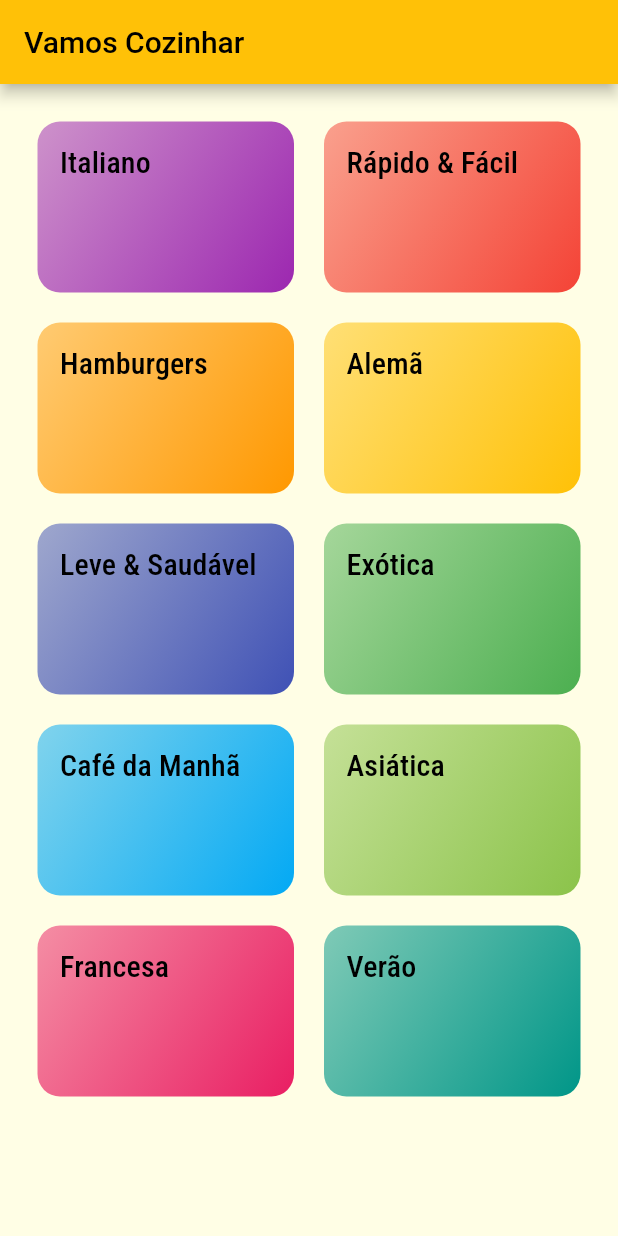
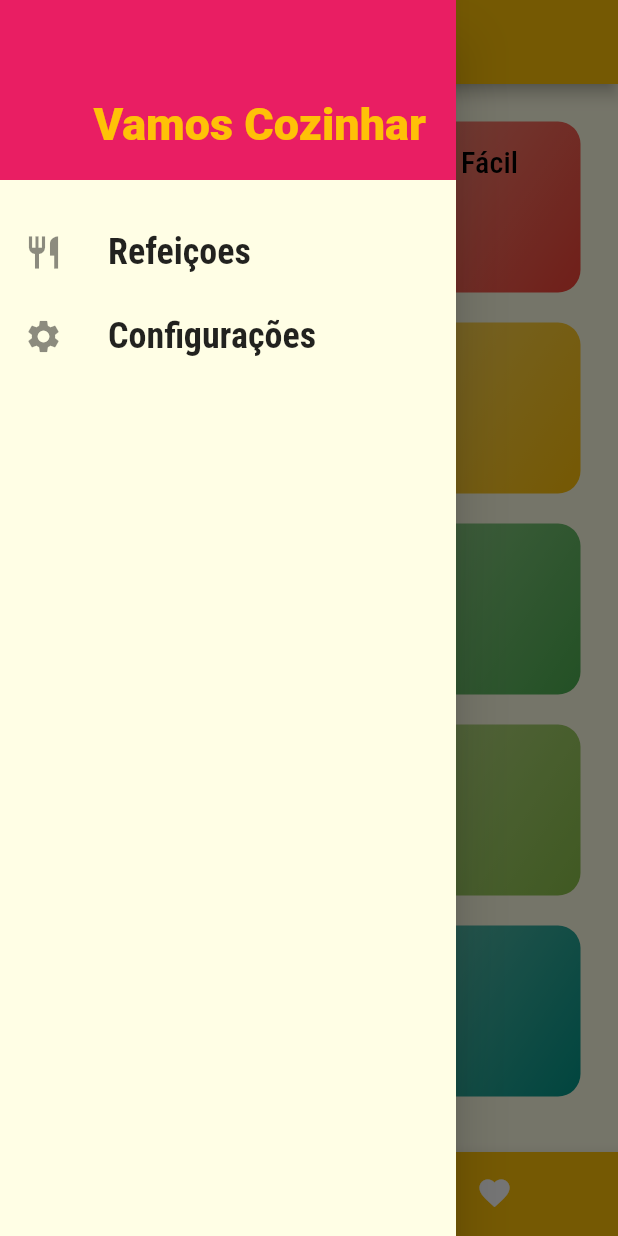
Before and after one commit to CaioAugustoSO/Meals-app, a Flutter app: the screen it shows after launch, with the side drawer open (before the commit the screen has no drawer), on a phone screen of 412 x 824 dp. Run offline on Flutter 3.47's test engine with Material 2 defaults, Android fonts, the phone set to English and light mode, and no system bars.

```diff
--- /dev/null
+++ b/lib/components/main_drawer.dart
@@ -0,0 +1,60 @@
+import 'package:flutter/material.dart';
+import '../utils/app-routes.dart';
+
+class MainDrawer extends StatelessWidget {
+  const MainDrawer({super.key});
+  Widget _createItem(IconData icon, String label, Function() onTap) {
+    return ListTile(
+      leading: Icon(
+        icon,
+        size: 26,
+      ),
+      title: Text(
+        label,
+        style: TextStyle(
+          fontFamily: 'RobotoCondensed',
+          fontSize: 24,
+          fontWeight: FontWeight.bold,
+        ),
+      ),
+      onTap: onTap,
+    );
+  }
+
+  @override
+  Widget build(BuildContext context) {
+    return Drawer(
+      child: Column(
+        children: [
+          Container(
+            height: 120,
+            width: double.infinity,
+            padding: EdgeInsets.all(20),
+            color: Theme.of(context).accentColor,
+            alignment: Alignment.bottomRight,
+            child: Text(
+              'Vamos Cozinhar',
+              style: TextStyle(
+                fontWeight: FontWeight.w900,
+                fontSize: 30,
+                color: Theme.of(context).primaryColor,
+                backgroundColor: Theme.of(context).accentColor,
+              ),
+            ),
+          ),
+          SizedBox(
+            height: 20,
+          ),
+          _createItem(Icons.restaurant, 'Refeiçoes',
+              () => Navigator.of(context).pushReplacementNamed(AppRoutes.HOME)),
+          _createItem(
+            Icons.settings,
+            'Configurações',
+            () =>
+                Navigator.of(context).pushReplacementNamed(AppRoutes.SETTINGS),
+          ),
+        ],
+      ),
+    );
+  }
+}
--- a/lib/main.dart
+++ b/lib/main.dart
@@ -1,8 +1,9 @@
 import 'package:flutter/material.dart';
-import './screens/categories_screen.dart';
+import 'screens/settings_screen.dart';
 import './screens/categores_meals_screen.dart';
 import './utils/app-routes.dart';
 import './screens/meal_details_screen.dart';
+import './screens/tabs_screen.dart';
 
 void main() => runApp(MyApp());
 
@@ -24,11 +25,11 @@ class MyApp extends StatelessWidget {
             )),
       ),
       routes: {
-        AppRoutes.HOME: (ctx) => Categories(),
+        AppRoutes.HOME: (ctx) => TabsScreen(),
         AppRoutes.CATEGORIES_MEALS: (ctx) => CategoriesMealsScreen(),
-        AppRoutes.MEAL_DETAILS: (ctx) => MealDetailScreen()
+        AppRoutes.MEAL_DETAILS: (ctx) => MealDetailScreen(),
+        AppRoutes.SETTINGS: (ctx) => SettingsScreen(),
       },
-      onGenerateRoute: (settings) {},
     );
   }
 }
--- a/lib/screens/categories_screen.dart
+++ b/lib/screens/categories_screen.dart
@@ -7,9 +7,7 @@ class Categories extends StatelessWidget {
 
   @override
   Widget build(BuildContext context) {
-    return Scaffold(
-      appBar: AppBar(title: Text('Vamos Cozinhar')),
-      body: GridView(
+    return GridView(
       padding: const EdgeInsets.all(25),
       gridDelegate: const SliverGridDelegateWithMaxCrossAxisExtent(
         maxCrossAxisExtent: 200,
@@ -19,7 +17,7 @@ class Categories extends StatelessWidget {
       ),
       children: DUMMY_CATEGORIES.map((cat) {
         return CategoryItem(category: cat);
-          }).toList()),
+      }).toList(),
     );
   }
 }
--- /dev/null
+++ b/lib/screens/tabs_screen.dart
@@ -0,0 +1,56 @@
+import 'package:flutter/material.dart';
+import './categories_screen.dart';
+import './favorites_screen.dart';
+import '../components/main_drawer.dart';
+
+class TabsScreen extends StatefulWidget {
+  const TabsScreen({super.key});
+
+  @override
+  State<TabsScreen> createState() => _TabsScreenState();
+}
+
+class _TabsScreenState extends State<TabsScreen> {
+  int _selectedScreenIndex = 0;
+  final List<Map<String, Object>> _screens = [
+    {'title': 'Lista de Categorias', 'screen': Categories()},
+    {'title': 'Meus Favoritos', 'screen': FavoritesScreen()},
+  ];
+
+  _selectScreen(int index) {
+    setState(() {
+      _selectedScreenIndex = index;
+    });
+  }
+
+  @override
+  Widget build(BuildContext context) {
+    return Scaffold(
+      appBar: AppBar(
+        title: Text(_screens[_selectedScreenIndex]['title'] as String),
+      ),
+      body: _screens[_selectedScreenIndex]['screen'] as Widget?,
+      drawer: MainDrawer(),
+      bottomNavigationBar: BottomNavigationBar(
+        type: BottomNavigationBarType.shifting,
+        backgroundColor: Theme.of(context).primaryColor,
+        unselectedItemColor: Colors.white,
+        selectedItemColor: Colors.pink,
+        currentIndex: _selectedScreenIndex,
+        onTap: _selectScreen,
+        items: [
+          BottomNavigationBarItem(
+            backgroundColor: Theme.of(context).primaryColor,
+            icon: Icon(Icons.category),
+            label: 'Categoria',
+          ),
+          BottomNavigationBarItem(
+            backgroundColor: Theme.of(context).primaryColor,
+            icon: Icon(Icons.favorite),
+            label: 'Favoritos',
+          ),
+        ],
+      ),
+    );
+  }
+}
--- a/lib/utils/app-routes.dart
+++ b/lib/utils/app-routes.dart
@@ -2,4 +2,5 @@ class AppRoutes {
   static const HOME = '/';
   static const CATEGORIES_MEALS = '/categories-meals';
   static const MEAL_DETAILS = '/meal-detail';
+  static const SETTINGS = '/settings';
 }
```
Also changed, not shown: lib/models/settings.dart (added, +12 -0 lines), lib/screens/favorites_screen.dart (added, +12 -0 lines), lib/screens/meal_details_screen.dart (+8 -0 lines), lib/screens/settings_screen.dart (added, +80 -0 lines). Lines whose indentation alone changed are shown as unchanged.
